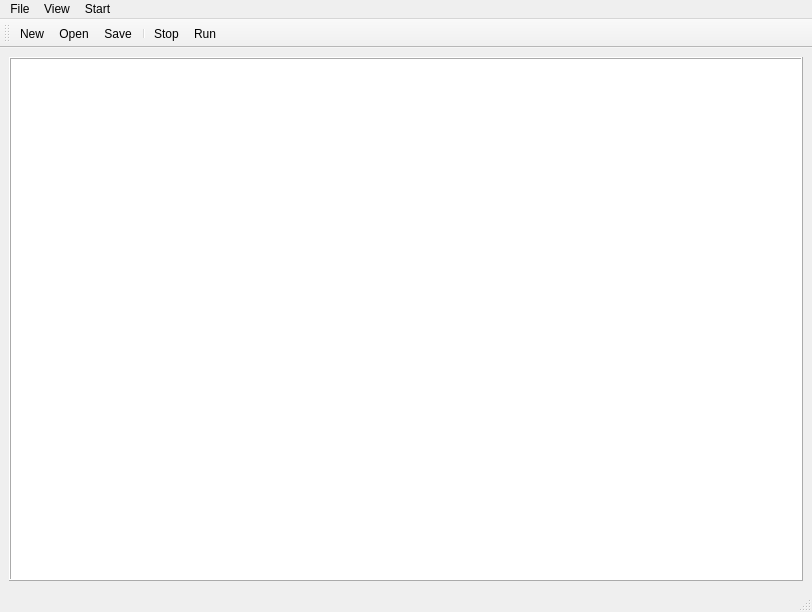
The window that main.ui (go2net/PythonBlocks) describes before a commit, drawn with Qt 5.
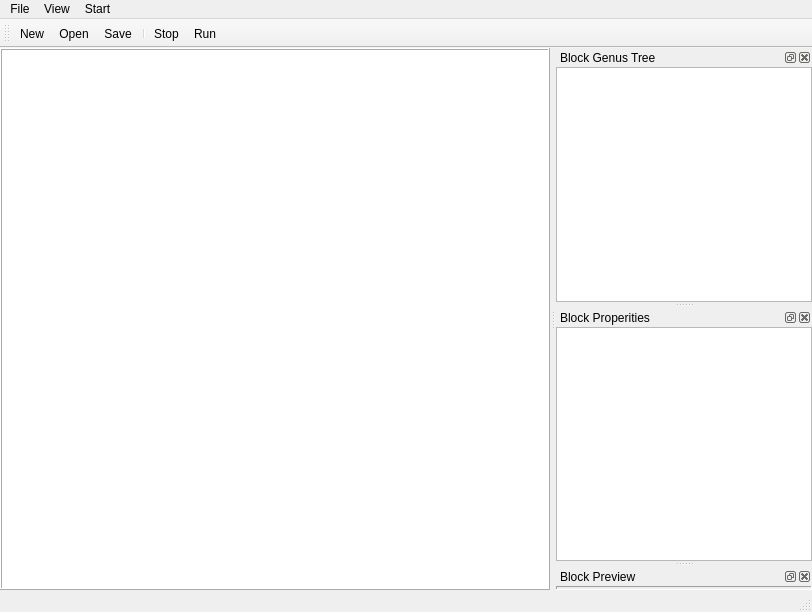
The same window after the commit. Icons and pictures are not drawn.

Patch:
```diff
--- a/main.ui
+++ b/main.ui
@@ -15,8 +15,17 @@
   </property>
   <widget class="QWidget" name="centralwidget">
    <layout class="QGridLayout" name="gridLayout">
+    <property name="margin">
+     <number>0</number>
+    </property>
+    <property name="spacing">
+     <number>0</number>
+    </property>
     <item row="0" column="0">
      <widget class="QFrame" name="frame">
+      <property name="enabled">
+       <bool>true</bool>
+      </property>
       <property name="styleSheet">
        <string notr="true">background-color: rgb(255, 255, 255);</string>
       </property>
@@ -26,6 +35,9 @@
       <property name="frameShadow">
        <enum>QFrame::Raised</enum>
       </property>
+      <property name="lineWidth">
+       <number>1</number>
+      </property>
      </widget>
     </item>
    </layout>
@@ -93,6 +105,98 @@
    <addaction name="actionStop"/>
    <addaction name="actionRun"/>
   </widget>
+  <widget class="QDockWidget" name="blockGenusWnd">
+   <property name="allowedAreas">
+    <set>Qt::AllDockWidgetAreas</set>
+   </property>
+   <property name="windowTitle">
+    <string>Block Genus Tree</string>
+   </property>
+   <attribute name="dockWidgetArea">
+    <number>2</number>
+   </attribute>
+   <widget class="QWidget" name="dockWidgetContents_2">
+    <layout class="QGridLayout" name="gridLayout_2">
+     <property name="margin">
+      <number>0</number>
+     </property>
+     <property name="spacing">
+      <number>0</number>
+     </property>
+     <item row="0" column="0">
+      <widget class="QListWidget" name="lwBlockGenus">
+       <property name="sizePolicy">
+        <sizepolicy hsizetype="Expanding" vsizetype="Expanding">
+         <horstretch>0</horstretch>
+         <verstretch>0</verstretch>
+        </sizepolicy>
+       </property>
+       <property name="frameShadow">
+        <enum>QFrame::Sunken</enum>
+       </property>
+       <property name="verticalScrollBarPolicy">
+        <enum>Qt::ScrollBarAsNeeded</enum>
+       </property>
+       <property name="showDropIndicator" stdset="0">
+        <bool>true</bool>
+       </property>
+      </widget>
+     </item>
+    </layout>
+   </widget>
+  </widget>
+  <widget class="QDockWidget" name="blockPropWnd">
+   <property name="allowedAreas">
+    <set>Qt::AllDockWidgetAreas</set>
+   </property>
+   <property name="windowTitle">
+    <string>Block Properities</string>
+   </property>
+   <attribute name="dockWidgetArea">
+    <number>2</number>
+   </attribute>
+   <widget class="QWidget" name="dockWidgetContents">
+    <layout class="QVBoxLayout" name="verticalLayout">
+     <property name="spacing">
+      <number>0</number>
+     </property>
+     <property name="margin">
+      <number>0</number>
+     </property>
+     <item>
+      <widget class="QTreeView" name="treeView_2"/>
+     </item>
+    </layout>
+   </widget>
+  </widget>
+  <widget class="QDockWidget" name="blockPreviewWnd">
+   <property name="windowTitle">
+    <string>Block Preview</string>
+   </property>
+   <attribute name="dockWidgetArea">
+    <number>2</number>
+   </attribute>
+   <widget class="QWidget" name="dockWidgetContents_3">
+    <layout class="QVBoxLayout" name="verticalLayout_2">
+     <property name="spacing">
+      <number>0</number>
+     </property>
+     <property name="margin">
+      <number>0</number>
+     </property>
+     <item>
+      <widget class="QFrame" name="frame_2">
+       <property name="frameShape">
+        <enum>QFrame::Panel</enum>
+       </property>
+       <property name="frameShadow">
+        <enum>QFrame::Sunken</enum>
+       </property>
+      </widget>
+     </item>
+    </layout>
+   </widget>
+  </widget>
   <action name="actionOpen">
    <property name="icon">
     <iconset>
```
Left out of the diff: 123 changed lines with no effect on the pictures.
